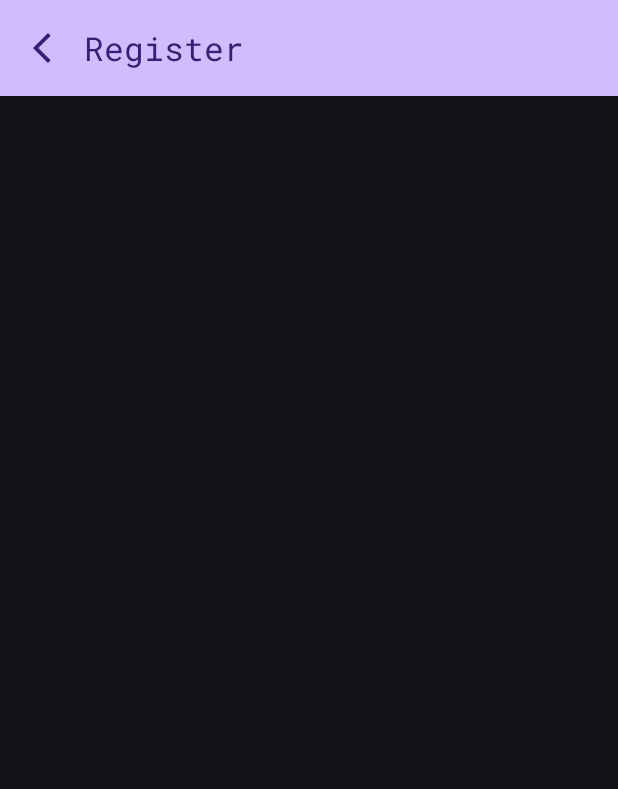
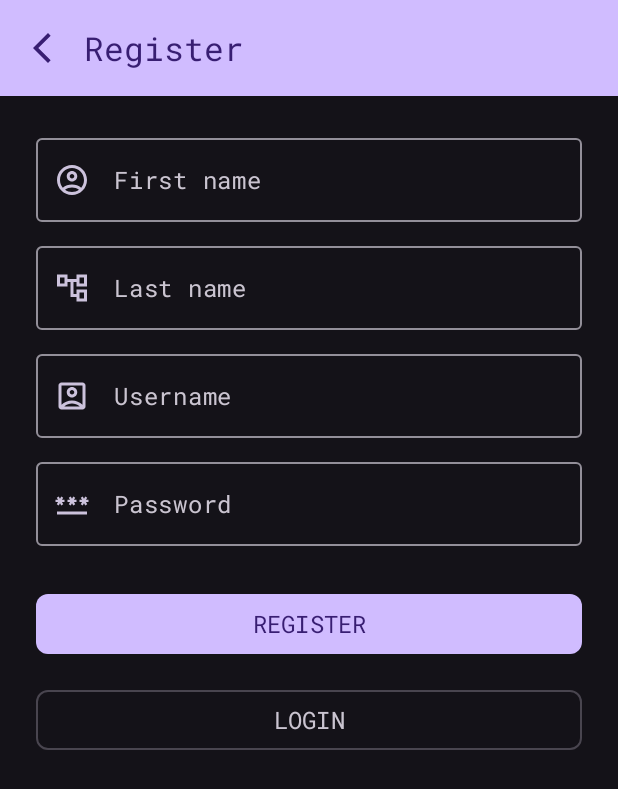
Before and after one commit to ralphmarondev/Mewzi, an Android app built with Jetpack Compose: the RegisterScreen screen opened through its navigation route, on a phone screen of 412 x 824 dp. Shown: the top 789 px of the screen. Run offline under Robolectric (Android 15) with nearby library versions, the light colour scheme and no system bars; pictures from the network do not load.

Commit message:
[android] implemented registration of new user

```diff
--- a/android/app/src/main/java/com/ralphmarondev/mewzi/features/auth/di/AuthModule.kt
+++ b/android/app/src/main/java/com/ralphmarondev/mewzi/features/auth/di/AuthModule.kt
@@ -4,6 +4,7 @@ import com.ralphmarondev.mewzi.features.auth.data.network.AuthService
 import com.ralphmarondev.mewzi.features.auth.data.repository.AuthRepositoryImpl
 import com.ralphmarondev.mewzi.features.auth.domain.repository.AuthRepository
 import com.ralphmarondev.mewzi.features.auth.domain.usecase.LoginUseCase
+import com.ralphmarondev.mewzi.features.auth.domain.usecase.RegisterUseCase
 import com.ralphmarondev.mewzi.features.auth.presentation.login.LoginViewModel
 import com.ralphmarondev.mewzi.features.auth.presentation.register.RegisterViewModel
 import org.koin.androidx.viewmodel.dsl.viewModelOf
@@ -16,6 +17,7 @@ val authModule = module {
     single<AuthRepository> { AuthRepositoryImpl(get(), get()) }
 
     factoryOf(::LoginUseCase)
+    factoryOf(::RegisterUseCase)
 
     viewModelOf(::LoginViewModel)
     viewModelOf(::RegisterViewModel)
--- a/android/app/src/main/java/com/ralphmarondev/mewzi/features/auth/domain/repository/AuthRepository.kt
+++ b/android/app/src/main/java/com/ralphmarondev/mewzi/features/auth/domain/repository/AuthRepository.kt
@@ -7,4 +7,11 @@ interface AuthRepository {
         username: String,
         password: String
     ): Result
+
+    suspend fun register(
+        firstName: String,
+        lastName: String,
+        username: String,
+        password: String
+    ): Result
 }
--- a/android/app/src/main/java/com/ralphmarondev/mewzi/features/auth/presentation/register/RegisterScreen.kt
+++ b/android/app/src/main/java/com/ralphmarondev/mewzi/features/auth/presentation/register/RegisterScreen.kt
@@ -1,23 +1,47 @@
 package com.ralphmarondev.mewzi.features.auth.presentation.register
 
 import androidx.compose.foundation.layout.PaddingValues
+import androidx.compose.foundation.layout.Spacer
 import androidx.compose.foundation.layout.fillMaxSize
+import androidx.compose.foundation.layout.fillMaxWidth
+import androidx.compose.foundation.layout.height
 import androidx.compose.foundation.layout.padding
 import androidx.compose.foundation.lazy.LazyColumn
+import androidx.compose.foundation.shape.RoundedCornerShape
+import androidx.compose.foundation.text.KeyboardActions
+import androidx.compose.foundation.text.KeyboardOptions
 import androidx.compose.material.icons.Icons
+import androidx.compose.material.icons.outlined.AccountBox
+import androidx.compose.material.icons.outlined.AccountCircle
+import androidx.compose.material.icons.outlined.AccountTree
 import androidx.compose.material.icons.outlined.ArrowBackIosNew
+import androidx.compose.material.icons.outlined.Password
+import androidx.compose.material3.Button
 import androidx.compose.material3.ExperimentalMaterial3Api
 import androidx.compose.material3.Icon
 import androidx.compose.material3.IconButton
 import androidx.compose.material3.MaterialTheme
+import androidx.compose.material3.OutlinedButton
 import androidx.compose.material3.Scaffold
+import androidx.compose.material3.SnackbarHost
+import androidx.compose.material3.SnackbarHostState
 import androidx.compose.material3.Text
 import androidx.compose.material3.TopAppBar
 import androidx.compose.material3.TopAppBarDefaults
 import androidx.compose.runtime.Composable
+import androidx.compose.runtime.LaunchedEffect
 import androidx.compose.runtime.collectAsState
+import androidx.compose.runtime.remember
 import androidx.compose.ui.Modifier
+import androidx.compose.ui.focus.FocusDirection
+import androidx.compose.ui.platform.LocalFocusManager
+import androidx.compose.ui.text.font.FontWeight
+import androidx.compose.ui.text.input.ImeAction
+import androidx.compose.ui.text.style.TextAlign
 import androidx.compose.ui.unit.dp
+import androidx.compose.ui.unit.sp
+import com.ralphmarondev.mewzi.features.auth.presentation.components.NormalTextField
+import com.ralphmarondev.mewzi.features.auth.presentation.components.PasswordTextField
 import org.koin.androidx.compose.koinViewModel
 
 @OptIn(ExperimentalMaterial3Api::class)
@@ -30,9 +54,20 @@ fun RegisterScreen(
     val lastName = viewModel.lastName.collectAsState().value
     val username = viewModel.username.collectAsState().value
     val password = viewModel.password.collectAsState().value
-    val email = viewModel.email.collectAsState().value
-    val gender = viewModel.gender.collectAsState().value
-    val mobileNo = viewModel.mobileNo.collectAsState().value
+    val response = viewModel.response.collectAsState().value
+
+    val focusManager = LocalFocusManager.current
+    val snackbarState = remember { SnackbarHostState() }
+
+    LaunchedEffect(response) {
+        response?.let {
+            if (it.success) {
+                navigateBack()
+            } else {
+                snackbarState.showSnackbar(it.message)
+            }
+        }
+    }
 
     Scaffold(
         topBar = {
@@ -58,6 +93,9 @@ fun RegisterScreen(
                     navigationIconContentColor = MaterialTheme.colorScheme.onPrimary
                 )
             )
+        },
+        snackbarHost = {
+            SnackbarHost(hostState = snackbarState)
         }
     ) { innerPadding ->
         LazyColumn(
@@ -66,7 +104,108 @@ fun RegisterScreen(
                 .padding(innerPadding),
             contentPadding = PaddingValues(16.dp)
         ) {
+            item {
+                NormalTextField(
+                    value = firstName,
+                    onValueChange = viewModel::onFirstNameValueChange,
+                    modifier = Modifier
+                        .fillMaxWidth()
+                        .padding(horizontal = 8.dp, vertical = 4.dp),
+                    label = "First name",
+                    leadingIcon = Icons.Outlined.AccountCircle,
+                    keyboardOptions = KeyboardOptions(
+                        imeAction = ImeAction.Next
+                    ),
+                    keyboardActions = KeyboardActions(
+                        onNext = {
+                            focusManager.moveFocus(FocusDirection.Next)
+                        }
+                    )
+                )
+                NormalTextField(
+                    value = lastName,
+                    onValueChange = viewModel::onLastNameValueChange,
+                    modifier = Modifier
+                        .fillMaxWidth()
+                        .padding(horizontal = 8.dp, vertical = 4.dp),
+                    label = "Last name",
+                    leadingIcon = Icons.Outlined.AccountTree,
+                    keyboardOptions = KeyboardOptions(
+                        imeAction = ImeAction.Next
+                    ),
+                    keyboardActions = KeyboardActions(
+                        onNext = {
+                            focusManager.moveFocus(FocusDirection.Next)
+                        }
+                    )
+                )
+                NormalTextField(
+                    value = username,
+                    onValueChange = viewModel::onUsernameValueChange,
+                    modifier = Modifier
+                        .fillMaxWidth()
+                        .padding(horizontal = 8.dp, vertical = 4.dp),
+                    label = "Username",
+                    leadingIcon = Icons.Outlined.AccountBox,
+                    keyboardOptions = KeyboardOptions(
+                        imeAction = ImeAction.Next
+                    ),
+                    keyboardActions = KeyboardActions(
+                        onNext = {
+                            focusManager.moveFocus(FocusDirection.Next)
+                        }
+                    )
+                )
+                PasswordTextField(
+                    value = password,
+                    onValueChange = viewModel::onPasswordValueChange,
+                    modifier = Modifier
+                        .fillMaxWidth()
+                        .padding(horizontal = 8.dp, vertical = 4.dp),
+                    label = "Password",
+                    leadingIcon = Icons.Outlined.Password,
+                    keyboardOptions = KeyboardOptions(
+                        imeAction = ImeAction.Done
+                    ),
+                    keyboardActions = KeyboardActions(
+                        onDone = {
+                            focusManager.clearFocus()
+                        }
+                    )
+                )
 
+                Spacer(modifier = Modifier.height(16.dp))
+                Button(
+                    onClick = {
+                        viewModel.register()
+                    },
+                    modifier = Modifier
+                        .fillMaxWidth()
+                        .padding(8.dp),
+                    shape = RoundedCornerShape(8.dp)
+                ) {
+                    Text(
+                        text = "REGISTER",
+                        textAlign = TextAlign.Center,
+                        fontWeight = FontWeight.W500,
+                        fontSize = 16.sp
+                    )
+                }
+                OutlinedButton(
+                    onClick = navigateBack,
+                    modifier = Modifier
+                        .fillMaxWidth()
+                        .padding(8.dp),
+                    shape = RoundedCornerShape(8.dp)
+                ) {
+                    Text(
+                        text = "LOGIN",
+                        textAlign = TextAlign.Center,
+                        fontWeight = FontWeight.W500,
+                        fontSize = 16.sp
+                    )
+                }
+            }
         }
     }
 }
--- a/android/app/src/main/java/com/ralphmarondev/mewzi/features/auth/presentation/register/RegisterViewModel.kt
+++ b/android/app/src/main/java/com/ralphmarondev/mewzi/features/auth/presentation/register/RegisterViewModel.kt
@@ -3,11 +3,15 @@ package com.ralphmarondev.mewzi.features.auth.presentation.register
 import android.util.Log
 import androidx.lifecycle.ViewModel
 import androidx.lifecycle.viewModelScope
+import com.ralphmarondev.mewzi.core.domain.model.Result
+import com.ralphmarondev.mewzi.features.auth.domain.usecase.RegisterUseCase
 import kotlinx.coroutines.flow.MutableStateFlow
 import kotlinx.coroutines.flow.asStateFlow
 import kotlinx.coroutines.launch
 
-class RegisterViewModel : ViewModel() {
+class RegisterViewModel(
+    private val registerUseCase: RegisterUseCase
+) : ViewModel() {
 
     private val _firstName = MutableStateFlow("")
     val firstName = _firstName.asStateFlow()
@@ -21,14 +25,8 @@ class RegisterViewModel : ViewModel() {
     private val _password = MutableStateFlow("")
     val password = _password.asStateFlow()
 
-    private val _email = MutableStateFlow("")
-    val email = _email.asStateFlow()
-
-    private val _gender = MutableStateFlow("")
-    val gender = _gender.asStateFlow()
-
-    private val _mobileNo = MutableStateFlow("")
-    val mobileNo = _mobileNo.asStateFlow()
+    private val _response = MutableStateFlow<Result?>(null)
+    val response = _response.asStateFlow()
 
 
     fun onFirstNameValueChange(value: String) {
@@ -47,17 +45,6 @@ class RegisterViewModel : ViewModel() {
         _password.value = value
     }
 
-    fun onEmailValueChange(value: String) {
-        _email.value = value
-    }
-
-    fun onGenderValueChange(value: String) {
-        _gender.value = value
-    }
-
-    fun onMobileNoValueChange(value: String) {
-        _mobileNo.value = value
-    }
 
     fun register() {
         viewModelScope.launch {
@@ -66,10 +53,21 @@ class RegisterViewModel : ViewModel() {
                 "App",
                 "First name: `${_firstName.value}`, Last name: `${_lastName.value}`, username: `${_username.value}`, password: `${_password.value}`"
             )
-            Log.d(
-                "App",
-                "Email: `${_email.value}`, mobile no: `${_mobileNo.value}`, gender: `${_gender.value}`"
-            )
+            try {
+                val result = registerUseCase(
+                    firstName = _firstName.value,
+                    lastName = _lastName.value,
+                    username = _username.value,
+                    password = _password.value
+                )
+                _response.value = result
+            } catch (e: Exception) {
+                Log.e("App", "Registration failed. Error: ${e.message}")
+                _response.value = Result(
+                    success = false,
+                    message = "Registration failed."
+                )
+            }
         }
     }
 }
```
Also changed, not shown: android/app/src/main/java/com/ralphmarondev/mewzi/features/auth/data/model/RegisterRequest.kt (added, +11 -0 lines), android/app/src/main/java/com/ralphmarondev/mewzi/features/auth/data/model/RegisterResponse.kt (added, +8 -0 lines), android/app/src/main/java/com/ralphmarondev/mewzi/features/auth/data/network/AuthService.kt (+7 -0 lines), android/app/src/main/java/com/ralphmarondev/mewzi/features/auth/data/repository/AuthRepositoryImpl.kt (+30 -0 lines), android/app/src/main/java/com/ralphmarondev/mewzi/features/auth/domain/usecase/RegisterUseCase.kt (added, +54 -0 lines).
